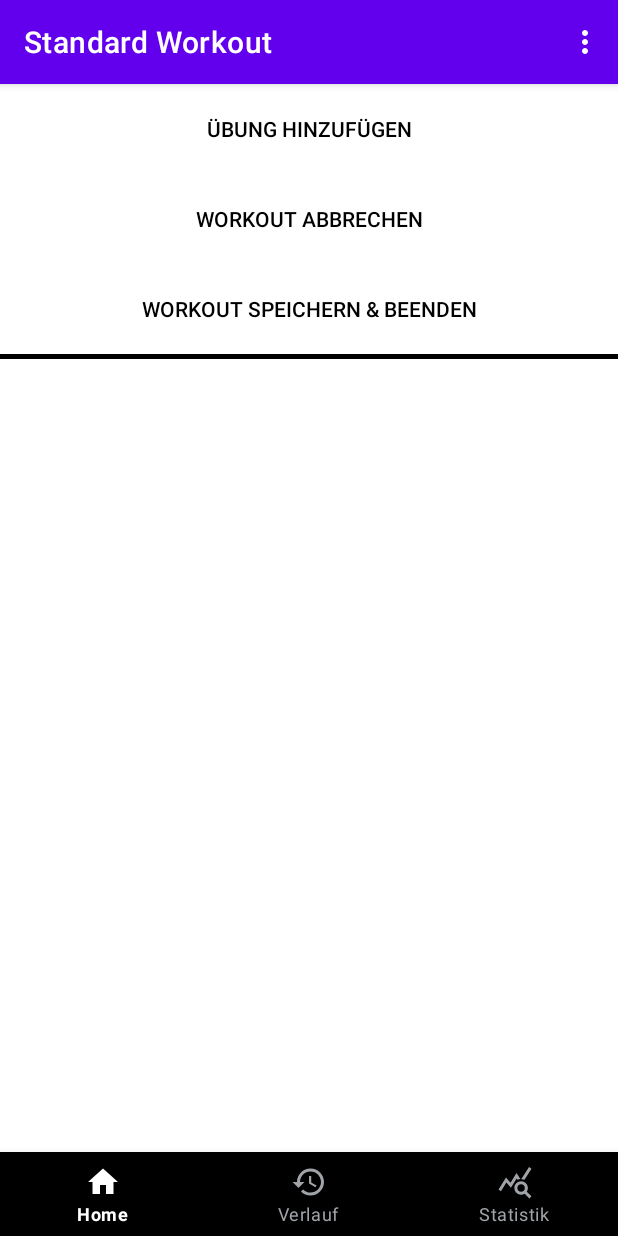
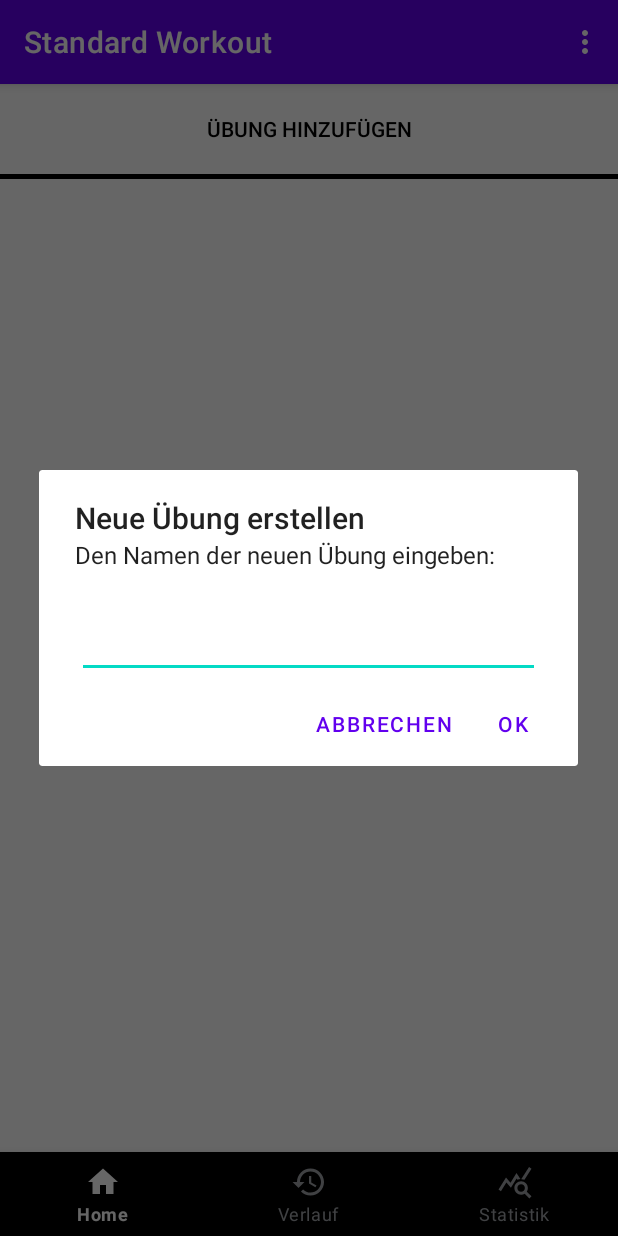
Before and after one commit to fHostert/Gymtracker, an Android app: the screen it shows after launch (MainActivity), in the options menu, after a tap on "Neue Übung erstellen", on a phone screen of 412 x 824 dp. Run offline under Robolectric (Android 15) with nearby library versions, the phone set to English and light mode, and no system bars.

Commit message:
delete and add exercise

```diff
--- a/app/src/main/java/com/example/gymtracker/history/HistoryFragment.java
+++ b/app/src/main/java/com/example/gymtracker/history/HistoryFragment.java
@@ -70,6 +70,11 @@ public class HistoryFragment extends Fragment {
         isInitialized = true;
     }
 
+    public void reload() {
+        isInitialized = false;
+        initialize();
+    }
+
     public void update(){
         History history = DatabaseManager.getHistory(1);
         LinearLayout historyLinearLayout = getView().findViewById(R.id.history_linear_layout);
--- a/app/src/main/java/com/example/gymtracker/workout/WorkoutFragment.java
+++ b/app/src/main/java/com/example/gymtracker/workout/WorkoutFragment.java
@@ -123,7 +123,6 @@ public class WorkoutFragment extends Fragment {
         else if (resultCode == RESULT_OK && requestCode == 1) {
             replaceExercise(data.getExtras().getString("ITEM"));
         }
-
     }
 
     public void moveExerciseUp(ExerciseFragment exerciseFragment) {
--- a/app/src/main/res/layout/fragment_home.xml
+++ b/app/src/main/res/layout/fragment_home.xml
@@ -19,7 +19,7 @@
             <Button
                 android:id="@+id/add_new_exercise_button"
                 android:onClick="addToExerciseTableClick"
-                android:text="@string/addNewExercise"
+                android:text="@string/createNewExercise"
                 style="@style/largeButton"/>
             <Button
                 android:id="@+id/add_new_template_button"
--- a/app/src/main/res/layout/fragment_workout.xml
+++ b/app/src/main/res/layout/fragment_workout.xml
@@ -18,16 +18,6 @@
                 android:onClick="addExerciseClick"
                 android:text="@string/addExercise"
                 style="@style/largeButton"/>
-            <Button
-                android:id="@+id/quit_workout_button"
-                android:onClick="quitWorkoutClick"
-                android:text="@string/quitWorkout"
-                style="@style/largeButton"/>
-            <Button
-                android:id="@+id/save_workout_button"
-                android:onClick="saveWorkoutClick"
-                android:text="@string/saveWorkout"
-                style="@style/largeButton"/>
             <View
                 android:layout_width="match_parent"
                 android:layout_height="3dp"
--- a/app/src/main/res/menu/home_menu.xml
+++ b/app/src/main/res/menu/home_menu.xml
@@ -2,11 +2,32 @@
 <menu xmlns:android="http://schemas.android.com/apk/res/android">
 
     <item
-        android:id="@+id/edit_exercises"
-        android:title="@string/editExercises" />
+        android:id="@+id/edit_exercises_menu"
+        android:title="@string/editExercises">
+        <menu>
+            <item
+                android:id="@+id/create_new_exercise_menu_home"
+                android:title="@string/createNewExercise" />
+            <item
+                android:id="@+id/delete_exercise_menu"
+                android:title="@string/deleteExercise" />
+            <item
+                android:id="@+id/rename_exercise_menu"
+                android:title="@string/renameExercise" />
+        </menu>
+    </item>
+
 
     <item
-        android:id="@+id/edit_templates"
-        android:title="@string/editTemplates" />
+        android:id="@+id/create_new_template_menu"
+        android:title="@string/addNewTemplate" />
+
+    <item
+        android:id="@+id/import_data_menu"
+        android:title="@string/importData" />
+
+    <item
+        android:id="@+id/export_data_menu"
+        android:title="@string/exportData" />
 
 </menu>
--- a/app/src/main/res/menu/workout_menu.xml
+++ b/app/src/main/res/menu/workout_menu.xml
@@ -6,7 +6,15 @@
         android:title="@string/changeWorkoutName" />
 
     <item
-        android:id="@+id/create_new_exercise"
-        android:title="@string/addNewExercise" />
+        android:id="@+id/create_new_exercise_menu_workout"
+        android:title="@string/createNewExercise" />
+
+    <item
+        android:id="@+id/save_workout_menu"
+        android:title="@string/saveWorkout" />
+
+    <item
+        android:id="@+id/quit_workout_menu"
+        android:title="@string/quitWorkout" />
 
 </menu>
--- a/app/src/main/res/values/strings.xml
+++ b/app/src/main/res/values/strings.xml
@@ -7,10 +7,12 @@
     <string name="addExercise">Übung hinzufügen</string>
     <string name="addExerciseToTemplate">Weitere Übung der Vorlage hinzufügen</string>
     <string name="saveTemplate">Vorlage speichern</string>
-    <string name="addNewExercise">Neue Übung erstellen</string>
+    <string name="createNewExercise">Neue Übung erstellen</string>
+    <string name="createNewExerciseText">Den Namen der neuen Übung eingeben:</string>
     <string name="addNewTemplate">Neue Vorlage erstellen</string>
     <string name="repetitionsFull">Wiederholungen</string>
     <string name="newExercise">Neue Übung</string>
+    <string name="exerciseAlreadyExists">Diese Übung gibt es bereits. Sie wurde nicht hinzugefügt.</string>
     <string name="newTemplate">Neue Vorlage</string>
     <string name="templates">Vorlagen</string>
     <string name="addNewExerciseText">Den Namen der neuen Übung eingeben:</string>
@@ -47,6 +49,11 @@
     <string name="workoutChangeName">Namen des Workouts ändern</string>
     <string name="workoutChangeNameEnterName">Den neuen Namen eingeben:</string>
     <string name="reps.">Wiederh.</string>
+    <string name="deleteExercise">Übung löschen</string>
+    <string name="deleteExerciseText">Soll diese Übung wirklich gelöscht werden? Sie wird ebenfalls aus dem Verlauf und allen Statistiken gelöscht. Diese Aktion kann NICHT rückgängig gemacht werden.</string>
+    <string name="renameExercise">Übung umbenennen</string>
+    <string name="exportData">Verlaufsdaten exportieren</string>
+    <string name="importData">Verlaufsdaten importieren</string>
     <string name="ok">OK</string>
     <string name="chooseExercise">Übung auswählen</string>#
     <string name="restoreWorkout">Letztes Workout wiederherstellen</string>
@@ -84,7 +91,7 @@
     <string name="minutes">Minuten</string>
     <string name="deleteWorkout">Workout löschen</string>
     <string name="deleteTemplate">Template löschen</string>
-    <string name="deleteWorkoutText">Soll dieses Workout wirklich aus dem Verlauf gelöscht werden? Es wird in keiner Statistik mehr auftauchen.</string>
+    <string name="deleteWorkoutText">Soll dieses Workout wirklich aus dem Verlauf gelöscht werden? Es wird in keiner Statistik mehr auftauchen. Diese Aktion kann NICHT rückgängig gemacht werden.</string>
     <string name="deleteTemplateText">Soll dieses Template wirklich gelöscht werden?</string>
     <string name="notificationTitle">Laufendes Workout</string>
     <string name="notificationText">Speichere oder lösche das Workout, um zu beenden.</string>
```
Also changed, not shown: app/src/main/java/com/example/gymtracker/MainActivity.java (+116 -26 lines), app/src/main/java/com/example/gymtracker/helper/DatabaseManager.java (+45 -2 lines).
